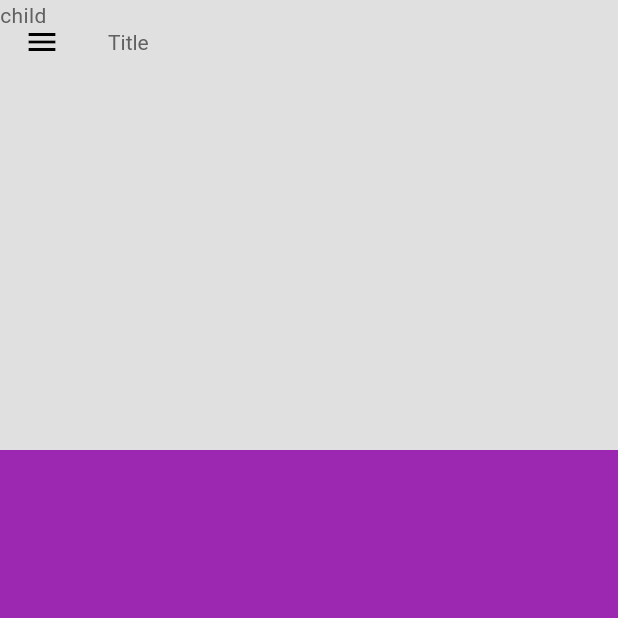
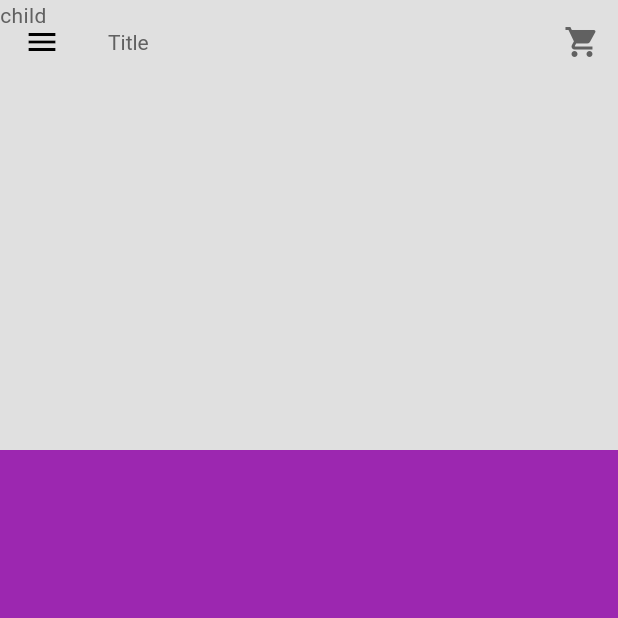
Before and after one commit to ShadrackOngera/food_delivery, a Flutter app: the screen it shows after launch, after a tap on "Sign In", on a phone screen of 412 x 824 dp, the top half of it. Run offline on Flutter 3.47's test engine with Material 3 defaults, Android fonts, the phone set to English and light mode, and no system bars.

Commit message:
actions button

```diff
--- a/lib/widgets/my_sliver_appbar.dart
+++ b/lib/widgets/my_sliver_appbar.dart
@@ -13,6 +13,18 @@ class MySliverAppbar extends StatelessWidget {
   Widget build(BuildContext context) {
     return SliverAppBar(
       expandedHeight: 300,
+      collapsedHeight: 120,
+      pinned: true,
+      floating: false,
+      actions: [
+        IconButton(
+          onPressed: () {},
+          icon: Icon(
+            Icons.shopping_cart,
+            color: Theme.of(context).colorScheme.inversePrimary,
+          ),
+        ),
+      ],
       backgroundColor: Theme.of(context).colorScheme.background,
       title: titleWidget,
       flexibleSpace: FlexibleSpaceBar(
```
